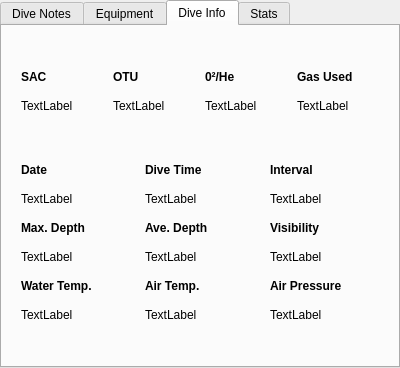
subsurface/subsurface, file qt-ui/maintab.ui: the form before one commit.
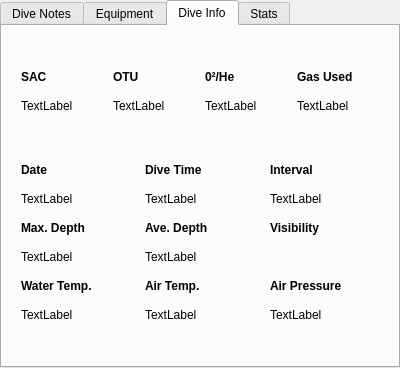
The form after the commit. The open tabs and pages were chosen to show the change. Custom widgets are drawn as their Qt base class.

Commit message:
Try to add a StarWidget for visibility
It's not editable. And of course it continues to look like utter crap -
even more so now since this is left aligned and everything else is
centered.

What changed in the file:
```diff
--- a/qt-ui/maintab.ui
+++ b/qt-ui/maintab.ui
@@ -404,11 +404,7 @@
        </widget>
       </item>
       <item row="3" column="2">
-       <widget class="QLabel" name="visibilityText">
-        <property name="text">
-         <string>TextLabel</string>
-        </property>
-       </widget>
+       <widget class="StarWidget" name="visibility" native="true"/>
       </item>
       <item row="2" column="2">
        <widget class="QLabel" name="visibilityLabel">
```
The commit also changes 1 other file.
